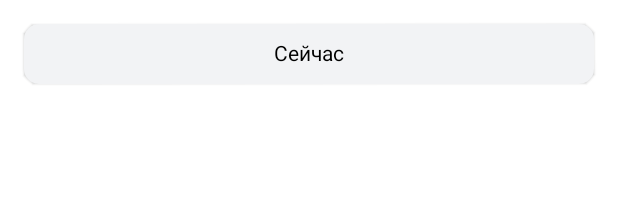
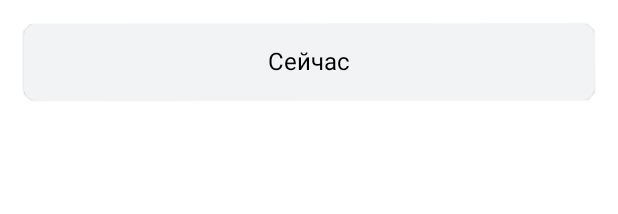
Before and after one commit to Sholastik/EthereumPrice, an Android app built with Jetpack Compose: the @Preview function PriceDateCardPreview, on a phone screen of 412 x 824 dp. Shown: the top 214 px of the screen. Run offline under Robolectric (Android 15) with nearby library versions, the phone set to English and light mode, and no system bars.

Commit message:
Corrected font weight and size

```diff
--- a/app/src/main/java/com/vyacheslavivanov/ethereumprice/ui/price/PriceScreen.kt
+++ b/app/src/main/java/com/vyacheslavivanov/ethereumprice/ui/price/PriceScreen.kt
@@ -15,6 +15,7 @@ import androidx.compose.ui.text.font.FontWeight
 import androidx.compose.ui.text.style.TextAlign
 import androidx.compose.ui.tooling.preview.Preview
 import androidx.compose.ui.unit.dp
+import androidx.compose.ui.unit.sp
 import com.vyacheslavivanov.ethereumprice.R
 import com.vyacheslavivanov.ethereumprice.data.price.Price
 import java.text.SimpleDateFormat
@@ -36,7 +37,8 @@ fun PriceScreenTitle(modifier: Modifier = Modifier) {
             .fillMaxWidth()
             .padding(16.dp),
         text = stringResource(R.string.price_screen_title),
-        fontWeight = FontWeight.Bold,
+        fontWeight = FontWeight.SemiBold,
+        fontSize = 16.sp,
         textAlign = TextAlign.Center
     )
 }
@@ -57,11 +59,11 @@ fun PriceDateCard(modifier: Modifier = Modifier, price: Price) {
     Card(
         modifier = modifier,
         backgroundColor = Color(0xFFF2F3F5),
-        shape = RoundedCornerShape(10.dp)
+        shape = RoundedCornerShape(8.dp)
     ) {
         Text(
             modifier = Modifier
-                .padding(12.dp)
+                .padding(16.dp)
                 .fillMaxWidth(),
             text = when (price) {
                 is Price.Live -> stringResource(id = R.string.price_card_date_now)
@@ -71,6 +73,7 @@ fun PriceDateCard(modifier: Modifier = Modifier, price: Price) {
                 ).format(price.date)
             },
             textAlign = TextAlign.Center,
+            fontSize = 16.sp
         )
     }
 }
```
